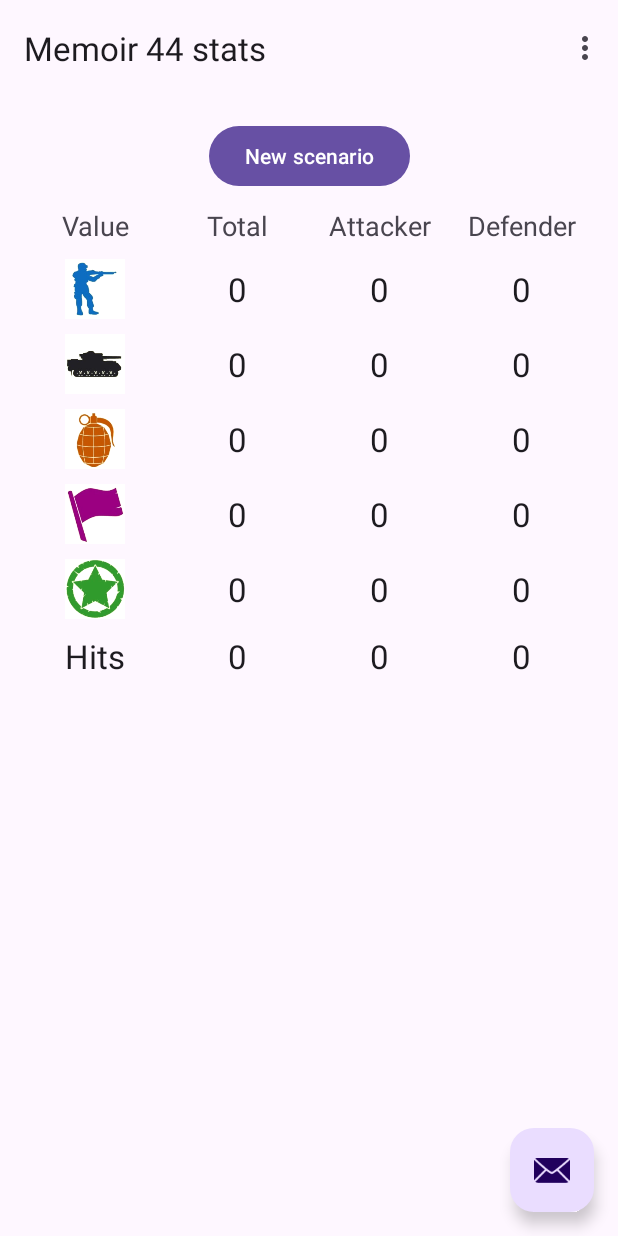
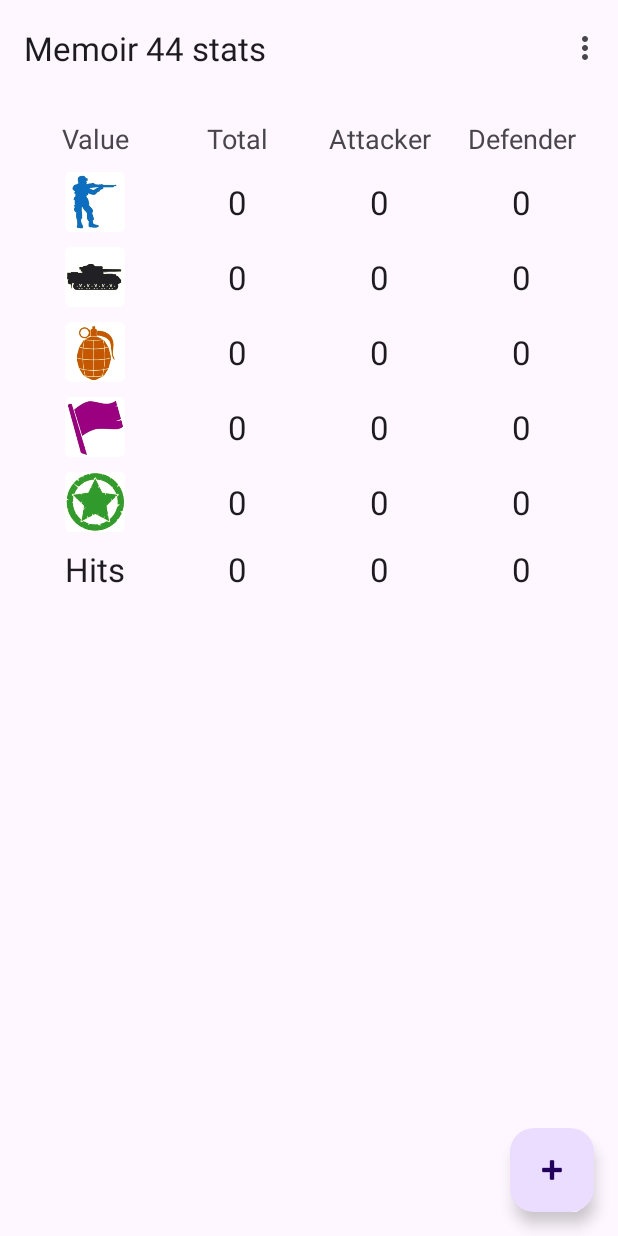
Before and after one commit to PKopel/MemoirStats, an Android app: the screen it shows after launch (MainActivity), on a phone screen of 412 x 824 dp. Run offline under Robolectric (Android 15) with nearby library versions, the phone set to English and light mode, and no system bars; our stand-ins replace data binding, navigation-ui.

Commit message:
Refactor main activity and base fragment

```diff
--- a/app/src/main/java/com/example/memoirstats/BaseFragment.kt
+++ b/app/src/main/java/com/example/memoirstats/BaseFragment.kt
@@ -1,12 +1,11 @@
 package com.example.memoirstats
 
 import android.os.Bundle
-import androidx.fragment.app.Fragment
 import android.view.LayoutInflater
 import android.view.View
 import android.view.ViewGroup
+import androidx.fragment.app.Fragment
 import androidx.fragment.app.activityViewModels
-import androidx.navigation.fragment.findNavController
 import com.example.memoirstats.databinding.FragmentBaseBinding
 import com.example.memoirstats.model.Player
 import com.example.memoirstats.model.view.MemoirViewModel
@@ -36,17 +35,6 @@ class BaseFragment : Fragment() {
         return binding.root
     }
 
-    override fun onViewCreated(view: View, savedInstanceState: Bundle?) {
-        super.onViewCreated(view, savedInstanceState)
-
-        binding.buttonNewScenario.setOnClickListener {
-            val name = "test scenario"
-            viewModel.addScenario(name)
-            val bundle = ScenarioFragment.makeBundle(name)
-            findNavController().navigate(R.id.action_BaseFragment_to_ScenarioFragment, bundle)
-        }
-    }
-
     override fun onDestroyView() {
         super.onDestroyView()
         _binding = null
--- a/app/src/main/java/com/example/memoirstats/MainActivity.kt
+++ b/app/src/main/java/com/example/memoirstats/MainActivity.kt
@@ -3,18 +3,22 @@ package com.example.memoirstats
 import android.os.Bundle
 import android.view.Menu
 import android.view.MenuItem
+import android.widget.EditText
+import androidx.activity.viewModels
 import androidx.appcompat.app.AppCompatActivity
 import androidx.navigation.findNavController
 import androidx.navigation.ui.AppBarConfiguration
 import androidx.navigation.ui.navigateUp
 import androidx.navigation.ui.setupActionBarWithNavController
 import com.example.memoirstats.databinding.ActivityMainBinding
-import com.google.android.material.snackbar.Snackbar
+import com.example.memoirstats.model.view.MemoirViewModel
+import com.google.android.material.dialog.MaterialAlertDialogBuilder
 
 class MainActivity : AppCompatActivity() {
 
     private lateinit var appBarConfiguration: AppBarConfiguration
     private lateinit var binding: ActivityMainBinding
+    private val viewModel: MemoirViewModel by viewModels()
 
     override fun onCreate(savedInstanceState: Bundle?) {
         super.onCreate(savedInstanceState)
@@ -28,9 +32,21 @@ class MainActivity : AppCompatActivity() {
         appBarConfiguration = AppBarConfiguration(navController.graph)
         setupActionBarWithNavController(navController, appBarConfiguration)
 
-        binding.fab.setOnClickListener { view ->
-            Snackbar.make(view, "Replace with your own action", Snackbar.LENGTH_LONG)
-                .setAction("Action", null).show()
+        binding.fab.setOnClickListener {
+            val scenarioNameEditText = EditText(this)
+
+            val scenarioNameDialog = MaterialAlertDialogBuilder(this, R.style.MaterialAlertDialog_rounded)
+                .setTitle(R.string.new_scenario)
+                .setView(scenarioNameEditText)
+                .setPositiveButton(R.string.ok) { _, _ ->
+                    val name = scenarioNameEditText.text.toString()
+                    viewModel.addScenario(name)
+                    val bundle = ScenarioFragment.makeBundle(name)
+                    navController.navigate(R.id.action_BaseFragment_to_ScenarioFragment, bundle)
+                }
+                .setNegativeButton(R.string.cancel, null)
+                .create()
+            scenarioNameDialog.show()
         }
     }
 
--- a/app/src/main/res/layout/activity_main.xml
+++ b/app/src/main/res/layout/activity_main.xml
@@ -28,6 +28,7 @@
         android:layout_gravity="bottom|end"
         android:layout_marginEnd="@dimen/fab_margin"
         android:layout_marginBottom="16dp"
-        app:srcCompat="@android:drawable/ic_dialog_email" />
+        app:srcCompat="@android:drawable/ic_input_add"
+        android:contentDescription="@string/add_new_scenario" />
 
 </androidx.coordinatorlayout.widget.CoordinatorLayout>
--- a/app/src/main/res/layout/fragment_base.xml
+++ b/app/src/main/res/layout/fragment_base.xml
@@ -17,17 +17,6 @@
             android:layout_height="match_parent"
             android:padding="16dp">
 
-            <Button
-                android:id="@+id/button_new_scenario"
-                android:layout_width="wrap_content"
-                android:layout_height="wrap_content"
-                android:layout_marginBottom="10dp"
-                android:text="@string/scenario"
-                app:layout_constraintEnd_toEndOf="parent"
-                app:layout_constraintStart_toStartOf="parent"
-                app:layout_constraintTop_toTopOf="parent"
-                app:layout_constraintBottom_toTopOf="@id/totalResults"/>
-
             <include
                 layout="@layout/results_table"
                 android:id="@+id/totalResults"
@@ -36,7 +25,7 @@
                 app:layout_constraintBottom_toBottomOf="parent"
                 app:layout_constraintEnd_toEndOf="parent"
                 app:layout_constraintStart_toStartOf="parent"
-                app:layout_constraintTop_toBottomOf="@+id/button_new_scenario" />
+                app:layout_constraintTop_toTopOf="parent"/>
 
         </androidx.constraintlayout.widget.ConstraintLayout>
     </androidx.core.widget.NestedScrollView>
--- a/app/src/main/res/layout/results_table.xml
+++ b/app/src/main/res/layout/results_table.xml
@@ -56,13 +56,20 @@
 
         <TableRow android:layout_marginBottom="10dp">
 
+
+            <LinearLayout
+                android:layout_width="0dp"
+                android:layout_height="match_parent"
+                android:gravity="center"
+                android:orientation="horizontal">
+
                 <com.google.android.material.imageview.ShapeableImageView
                     android:id="@+id/infantryImageView"
                     style="@style/Style.App.roundedImageView"
-                android:layout_width="0dp"
+                    android:layout_width="40dp"
                     android:layout_height="40dp"
-                android:gravity="center"
                     app:srcCompat="@drawable/infantry" />
+            </LinearLayout>
 
             <TextView
                 android:id="@+id/infantryTotalTextView"
@@ -92,13 +99,21 @@
 
         <TableRow android:layout_marginBottom="10dp">
 
+
+            <LinearLayout
+                android:layout_width="0dp"
+                android:layout_height="match_parent"
+                android:gravity="center"
+                android:orientation="horizontal">
+
                 <com.google.android.material.imageview.ShapeableImageView
                     android:id="@+id/tankImageView"
                     style="@style/Style.App.roundedImageView"
-                android:layout_width="0dp"
+                    android:layout_width="40dp"
                     android:layout_height="40dp"
                     android:gravity="center"
                     app:srcCompat="@drawable/tank" />
+            </LinearLayout>
 
             <TextView
                 android:id="@+id/tankTotalTextView"
@@ -127,13 +142,21 @@
 
         <TableRow android:layout_marginBottom="10dp">
 
+
+            <LinearLayout
+                android:layout_width="0dp"
+                android:layout_height="match_parent"
+                android:gravity="center"
+                android:orientation="horizontal">
+
                 <com.google.android.material.imageview.ShapeableImageView
                     android:id="@+id/grenadeImageView"
                     style="@style/Style.App.roundedImageView"
-                android:layout_width="0dp"
+                    android:layout_width="40dp"
                     android:layout_height="40dp"
                     android:gravity="center"
                     app:srcCompat="@drawable/grenade" />
+            </LinearLayout>
 
             <TextView
                 android:id="@+id/grenadeTextView"
@@ -162,13 +185,21 @@
 
         <TableRow android:layout_marginBottom="10dp">
 
+
+            <LinearLayout
+                android:layout_width="0dp"
+                android:layout_height="match_parent"
+                android:gravity="center"
+                android:orientation="horizontal">
+
                 <com.google.android.material.imageview.ShapeableImageView
                     android:id="@+id/flagImageView"
                     style="@style/Style.App.roundedImageView"
-                android:layout_width="0dp"
+                    android:layout_width="40dp"
                     android:layout_height="40dp"
                     android:gravity="center"
                     app:srcCompat="@drawable/flag" />
+            </LinearLayout>
 
             <TextView
                 android:id="@+id/flagTextView"
@@ -197,13 +228,21 @@
 
         <TableRow android:layout_marginBottom="10dp">
 
+
+            <LinearLayout
+                android:layout_width="0dp"
+                android:layout_height="match_parent"
+                android:gravity="center"
+                android:orientation="horizontal">
+
                 <com.google.android.material.imageview.ShapeableImageView
                     android:id="@+id/starImageView"
                     style="@style/Style.App.roundedImageView"
-                android:layout_width="0dp"
+                    android:layout_width="40dp"
                     android:layout_height="40dp"
                     android:gravity="center"
                     app:srcCompat="@drawable/star" />
+            </LinearLayout>
 
             <TextView
                 android:id="@+id/starTextView"
--- a/app/src/main/res/values/strings.xml
+++ b/app/src/main/res/values/strings.xml
@@ -5,7 +5,7 @@
     <string name="base_fragment_label">Memoir 44 stats</string>
     <string name="scenario_fragment_label">Scenario details</string>
     <string name="roll_fragment_label">Roll details</string>
-    <string name="scenario">New scenario</string>
+    <string name="new_scenario">New scenario</string>
     <string name="attacker_roll">Add attacker roll</string>
     <string name="defender_roll">Add defender roll</string>
     <string name="hello_blank_fragment">Hello blank fragment</string>
@@ -17,4 +17,8 @@
     <string name="totalLabel">Total</string>
     <string name="attackerLabel">Attacker</string>
     <string name="defenderLabel">Defender</string>
+    <string name="scenario_name">Scenario name</string>
+    <string name="ok">OK</string>
+    <string name="cancel">Cancel</string>
+    <string name="add_new_scenario">Add new scenario</string>
 </resources>
--- a/app/src/main/res/values/styles.xml
+++ b/app/src/main/res/values/styles.xml
@@ -1,5 +1,6 @@
 <?xml version="1.0" encoding="utf-8"?>
 <resources>
+
     <style name="Style.App.roundedImageView" parent="">
         <item name="shapeAppearance">@style/ShapeAppearanceOverlay.App.roundedImageView</item>
     </style>
@@ -7,4 +8,13 @@
     <style name="ShapeAppearanceOverlay.App.roundedImageView" parent="">
         <item name="cornerSize">10%</item>
     </style>
+
+    <style name="MaterialAlertDialog.rounded" parent="@style/ThemeOverlay.MaterialComponents.MaterialAlertDialog">
+        <item name="shapeAppearanceOverlay">@style/DialogCorners</item>
+    </style>
+
+    <style name="DialogCorners">
+        <item name="cornerFamily">rounded</item>
+        <item name="cornerSize">16dp</item>
+    </style>
 </resources>
```
Lines whose indentation alone changed are shown as unchanged.
